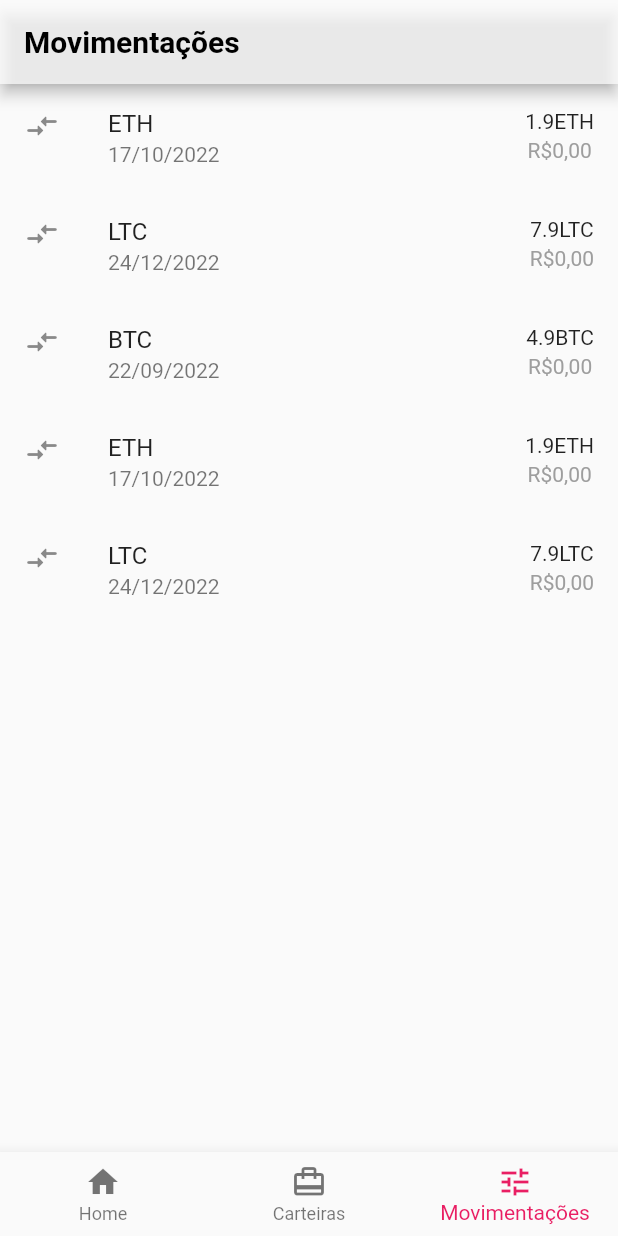
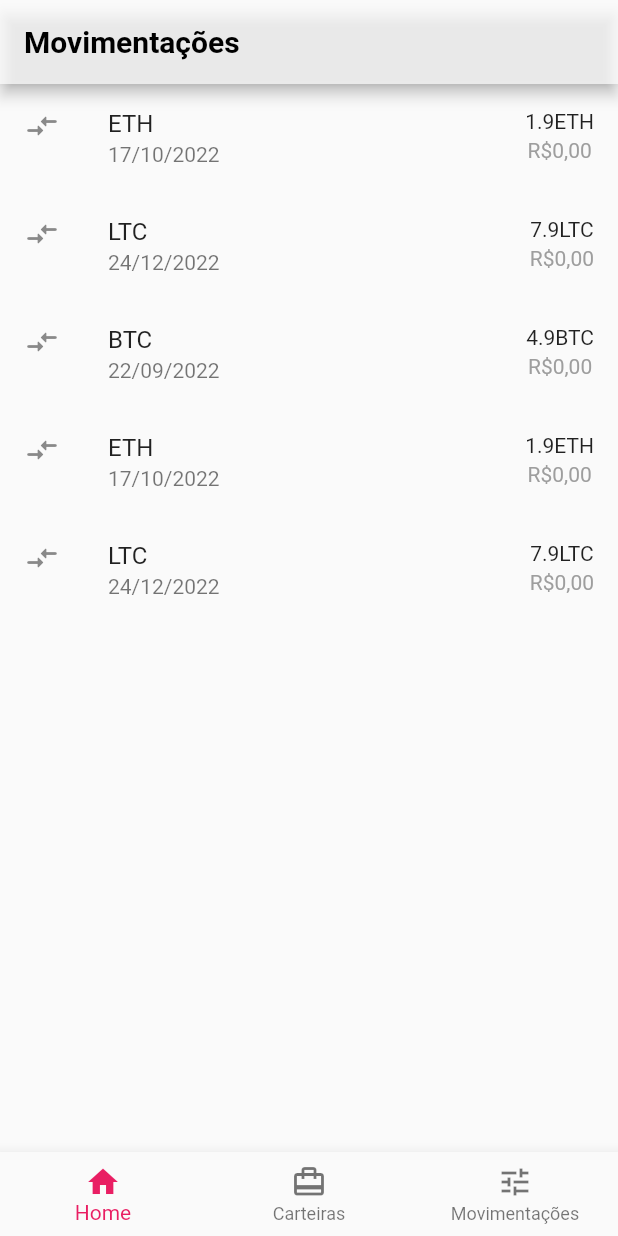
Before and after one commit to ProgRS/CryptoMoedas, a Flutter app: the screen it shows after launch, item 3 of the bottom bar chosen, on a phone screen of 412 x 824 dp. Run offline on Flutter 3.47's test engine with Material 2 defaults, Android fonts, the phone set to English and light mode, and no system bars; our stand-ins replace syncfusion_flutter_charts.

Commit message:
Implementação da PageView com PageController para  realizar a navegação do BottomNavigation

```diff
--- a/lib/pages/home_page.dart
+++ b/lib/pages/home_page.dart
@@ -2,46 +2,26 @@ import 'package:flutter/material.dart';
 
 import 'carteiraApp.dart';
 import 'movimentacoes_page.dart';
+import 'navigation.dart';
 import 'page_screen.dart';
 
 class HomePage extends StatefulWidget {
-  HomePage({Key? key}) : super(key: key);
+
+  HomePage ({Key? key}) : super(key: key);
 
   @override
   _HomePageState createState() => _HomePageState();
 }
+class _HomePageState extends State<HomePage> {
+  int selectedIndex = 0;
 
-class _HomePageState extends State<HomePage> {
-  int _selectedIndex = 0;
-  void _onItemTapped(int index) {
-    setState(() {
-      _selectedIndex = index;
-    });
-  }
-
-  final List<Widget> routes = [
-    NewPageScreen("Pagina Home"),
-    TelaInicialWidget(),
-    MovimentacoesPage()
-  ];
 
   @override
   Widget build(BuildContext context) {
-    return Scaffold(
-      body: routes.elementAt(_selectedIndex),
-      bottomNavigationBar: BottomNavigationBar(
-        currentIndex: _selectedIndex,
-        onTap: _onItemTapped,
-        items: [
-          BottomNavigationBarItem(icon: Icon(Icons.home), label: 'Home'),
-          BottomNavigationBarItem(
-              icon: Icon(Icons.wallet_travel), label: 'Carteiras'),
-          BottomNavigationBarItem(
-              icon: Icon(Icons.tune), label: 'Movimentações')
-        ],
-      ),
-    );
+    return
+           Scaffold(
+             body: Navigatio(selectedIndex),
+           );
+
   }
-
-
 }
--- /dev/null
+++ b/lib/pages/navigation.dart
@@ -0,0 +1,61 @@
+
+
+import 'package:flutter/material.dart';
+
+import 'carteiraApp.dart';
+import 'movimentacoes_page.dart';
+import 'page_screen.dart';
+class Navigatio extends StatefulWidget {
+   final int selectedIndex ;
+  const Navigatio(this.selectedIndex , {Key? key}) : super(key: key);
+
+  @override
+  State<Navigatio> createState() => NavigatioState();
+
+
+}
+
+class NavigatioState extends State<Navigatio> {
+
+
+  final pageViewController = PageController(initialPage: 0);
+
+
+  @override
+  Widget build(BuildContext context) {
+    return Scaffold(
+
+                body: PageView(
+                controller: pageViewController,
+                children: [
+                  NewPageScreen("Pagina Home"),
+                  TelaInicialWidget(),
+                  MovimentacoesPage()
+            ],
+          ),
+
+              bottomNavigationBar: AnimatedBuilder(
+              animation: PageController(),
+              builder: (context, snapshot){
+                   return BottomNavigationBar(
+
+                       items:<BottomNavigationBarItem> [
+
+                         BottomNavigationBarItem(icon: Icon(Icons.home), label: 'Home'),
+                         BottomNavigationBarItem(icon: Icon(Icons.wallet_travel), label: 'Carteiras'),
+                         BottomNavigationBarItem(icon: Icon(Icons.tune), label: 'Movimentações')
+                       ],
+
+
+                        currentIndex:  widget.selectedIndex,
+                        onTap: (index) {
+                          pageViewController.jumpToPage(index);
+                        },
+                   );
+              }
+            ),
+
+    );
+
+  }
+}
```
